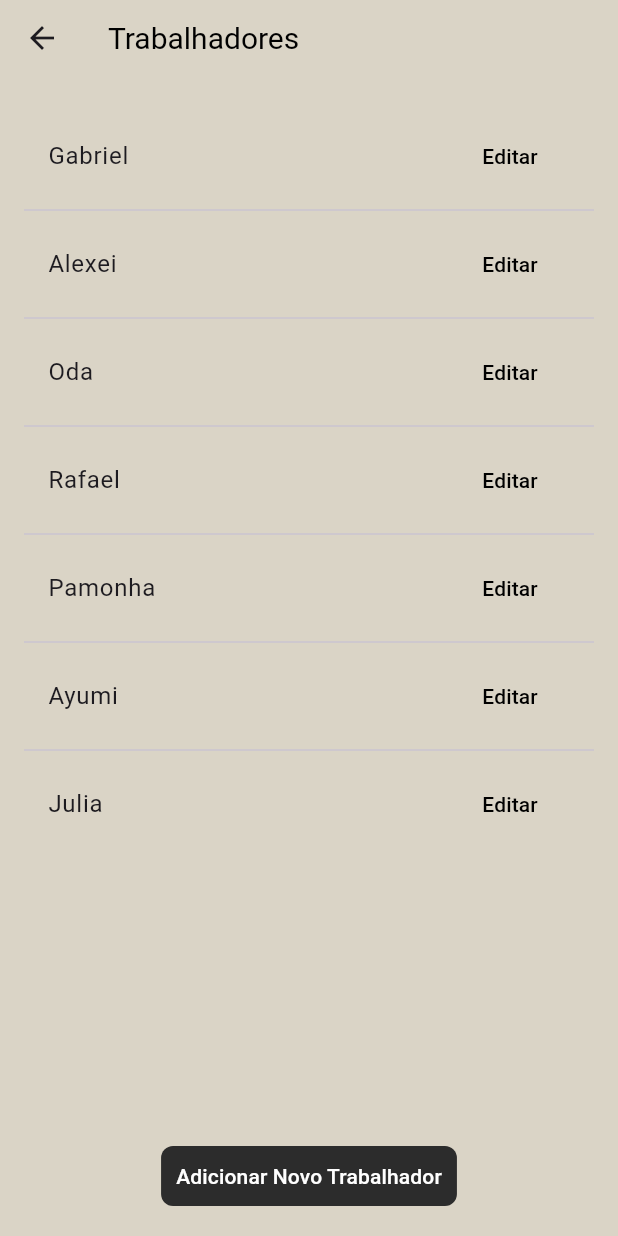
After one commit to IshikawaRasoto/SupplySync, a Flutter app: the WorkersScreen screen opened by its route, on a phone screen of 412 x 824 dp. The commit adds this screen. Run offline on Flutter 3.47's test engine with Material 3 defaults, Android fonts, the phone set to English and light mode, and no system bars; our stand-ins replace flutter_secure_storage, go_router, local_auth, logger, permission_handler, responsive_builder and 1 more; accounts and stored records are empty.

Commit message:
feat: workers screen

```diff
--- /dev/null
+++ b/app/lib/screen/workers_screen.dart
@@ -0,0 +1,74 @@
+import 'package:flutter/material.dart';
+import 'package:go_router/go_router.dart';
+import 'package:provider/provider.dart';
+
+import '../models/user.dart';
+import 'widgets/bar_widget.dart';
+
+class WorkersScreen extends StatefulWidget {
+  const WorkersScreen({super.key});
+
+  @override
+  State<WorkersScreen> createState() => _WorkersScreenState();
+}
+
+class _WorkersScreenState extends State<WorkersScreen> {
+  late User _user;
+  final List<Map<String, String>> workers = [
+    {'id': '1', 'name': 'Gabriel'},
+    {'id': '2', 'name': 'Alexei'},
+    {'id': '3', 'name': 'Oda'},
+    {'id': '4', 'name': 'Rafael'},
+    {'id': '5', 'name': 'Pamonha'},
+    {'id': '6', 'name': 'Ayumi'},
+    {'id': '7', 'name': 'Julia'},
+  ];
+
+  @override
+  void initState() {
+    _user = Provider.of<User>(context, listen: false);
+    super.initState();
+  }
+
+  @override
+  Widget build(BuildContext context) {
+    return Scaffold(
+      appBar: AppBar(
+        title: const Text("Trabalhadores"),
+      ),
+      body: SafeArea(
+        minimum: const EdgeInsets.only(top: 10),
+        child: Padding(
+          padding: const EdgeInsets.all(16.0),
+          child: Column(
+            children: [
+              Expanded(
+                child: ListView.separated(
+                  itemCount: workers.length,
+                  separatorBuilder: (context, index) => const Divider(),
+                  itemBuilder: (context, index) {
+                    final worker = workers[index];
+                    return ListTile(
+                      title: Text(worker['name']!),
+                      trailing: TextButton(
+                        onPressed: () => context.go(
+                          '/home/changeprofile',
+                          extra: worker['id'],
+                        ),
+												child: const Text("Editar"),
+                      ),
+                    );
+                  },
+                ),
+              ),
+              ElevatedButton(
+                onPressed: () => context.go('/home/workers/registeruser'),
+                child: const Text('Adicionar Novo Trabalhador'),
+              ),
+            ],
+          ),
+        ),
+      ),
+    );
+  }
+}
```
Also changed, not shown: app/lib/routes.dart (+5 -7 lines), app/lib/screen/change_profile_screen.dart (+10 -3 lines), app/lib/screen/home_screen.dart (+5 -3 lines).
